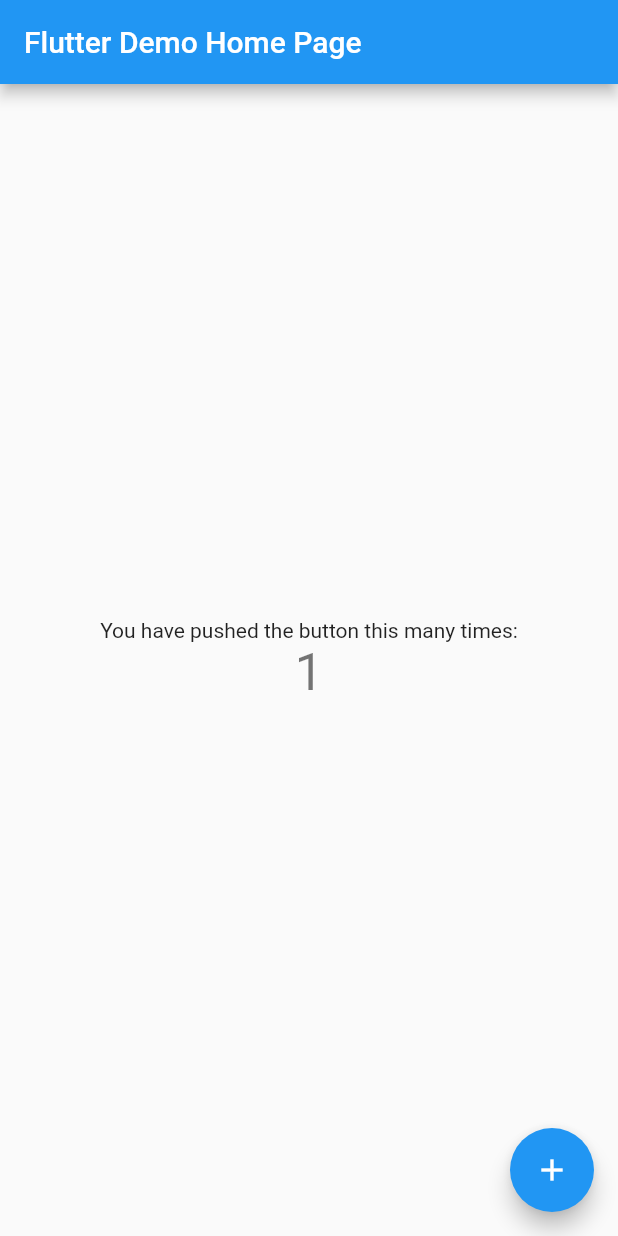
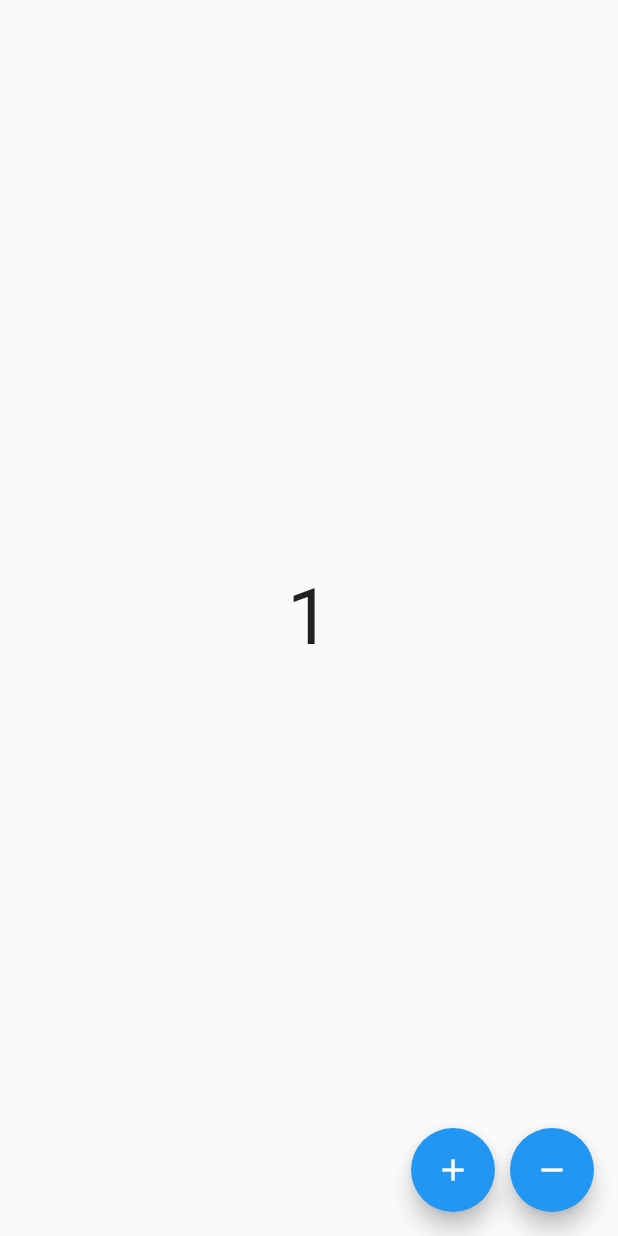
Before and after one commit to mugon-dev/cubit_bloc_flutter, a Flutter app: the screen it shows after launch, after a tap on the "add" icon, on a phone screen of 412 x 824 dp. Run offline on Flutter 3.47's test engine with Material 2 defaults, Android fonts, the phone set to English and light mode, and no system bars; our stand-ins replace bloc, equatable, flutter_bloc.

```diff
--- /dev/null
+++ b/lib/cubits/counter/counter_cubit.dart
@@ -0,0 +1,23 @@
+import 'package:bloc/bloc.dart';
+import 'package:equatable/equatable.dart';
+
+part 'counter_state.dart';
+
+class CounterCubit extends Cubit<CounterState> {
+  // CounterState의 factory constructor 가져오
+  // 모든 cubit에는 state와 strean애 내보내는 emit함수가 주어짐
+  // state => state.counter
+  // emit => emit(state.copyWith(counter : state.counter +1))
+  // copyWith로 새로운 state를 만들어 반환
+  CounterCubit() : super(CounterState.initial());
+
+  void increment() {
+    final newState = state.copyWith(counter: state.counter + 1);
+    print(newState);
+    emit(newState);
+  }
+
+  void decrement() {
+    emit(state.copyWith(counter: state.counter - 1));
+  }
+}
--- /dev/null
+++ b/lib/cubits/counter/counter_state.dart
@@ -0,0 +1,39 @@
+// 모든 state를 class를 만들어 관리
+// 장점
+// 1. 일관성 유지
+// 2. 타입 충돌 방지
+
+// bloc state 만드는 기본 방식
+// 1. equatable을 extends하는 abstract state class  생성
+// 2. 나머지 클래스는 state 클래스를 extends
+// 3. 사용자에게 보여줄 initial state (CounterInitial)
+// 4. 값을 읽어오고 있다는 것을 사용자에게 표시 (CounterLoadInProgress)
+// 5. 읽어오는 것을 실패했을때 표시 (CounterLoadFailure)
+// 6. 읽어온 것을 성공했을때 그 값을 표시 (CounterLoadSuccess)
+part of 'counter_cubit.dart';
+
+class CounterState extends Equatable {
+  final int counter;
+  CounterState({
+    required this.counter,
+  });
+
+  // Counter 값이 0인 CounterState instance 리턴
+  factory CounterState.initial() {
+    return CounterState(counter: 0);
+  }
+
+  @override
+  List<Object> get props => [counter];
+
+  @override
+  String toString() => 'CounterState(counter: $counter)';
+
+  CounterState copyWith({
+    int? counter,
+  }) {
+    return CounterState(
+      counter: counter ?? this.counter,
+    );
+  }
+}
--- a/lib/main.dart
+++ b/lib/main.dart
@@ -1,4 +1,8 @@
+import 'package:cubit_bloc_flutter/cubits/counter/counter_cubit.dart';
 import 'package:flutter/material.dart';
+import 'package:flutter_bloc/flutter_bloc.dart';
+
+import 'other_page.dart';
 
 void main() {
   runApp(const MyApp());
@@ -7,109 +11,102 @@ void main() {
 class MyApp extends StatelessWidget {
   const MyApp({Key? key}) : super(key: key);
 
-  // This widget is the root of your application.
   @override
   Widget build(BuildContext context) {
-    return MaterialApp(
-      title: 'Flutter Demo',
-      theme: ThemeData(
-        // This is the theme of your application.
-        //
-        // Try running your application with "flutter run". You'll see the
-        // application has a blue toolbar. Then, without quitting the app, try
-        // changing the primarySwatch below to Colors.green and then invoke
-        // "hot reload" (press "r" in the console where you ran "flutter run",
-        // or simply save your changes to "hot reload" in a Flutter IDE).
-        // Notice that the counter didn't reset back to zero; the application
-        // is not restarted.
-        primarySwatch: Colors.blue,
+    // provider는 cubit의 instance를 생성
+    return BlocProvider<CounterCubit>(
+      // lazy 방식으로 생성됨
+      create: (context) => CounterCubit(),
+      // child는 만들어진 instance에 접근할수 있는 of 라는 static 함수 제공
+      // BlocProvider.of<CounterCubit><Context>
+      // => dependency injection
+      child: MaterialApp(
+        title: 'MyCounter Cubit',
+        debugShowCheckedModeBanner: false,
+        theme: ThemeData(
+          primarySwatch: Colors.blue,
+        ),
+        home: const MyHomePage(),
       ),
-      home: const MyHomePage(title: 'Flutter Demo Home Page'),
     );
   }
 }
 
-class MyHomePage extends StatefulWidget {
-  const MyHomePage({Key? key, required this.title}) : super(key: key);
-
-  // This widget is the home page of your application. It is stateful, meaning
-  // that it has a State object (defined below) that contains fields that affect
-  // how it looks.
-
-  // This class is the configuration for the state. It holds the values (in this
-  // case the title) provided by the parent (in this case the App widget) and
-  // used by the build method of the State. Fields in a Widget subclass are
-  // always marked "final".
-
-  final String title;
-
-  @override
-  State<MyHomePage> createState() => _MyHomePageState();
-}
-
-class _MyHomePageState extends State<MyHomePage> {
-  int _counter = 0;
-
-  void _incrementCounter() {
-    setState(() {
-      // This call to setState tells the Flutter framework that something has
-      // changed in this State, which causes it to rerun the build method below
-      // so that the display can reflect the updated values. If we changed
-      // _counter without calling setState(), then the build method would not be
-      // called again, and so nothing would appear to happen.
-      _counter++;
-    });
-  }
+class MyHomePage extends StatelessWidget {
+  const MyHomePage({Key? key}) : super(key: key);
 
   @override
   Widget build(BuildContext context) {
-    // This method is rerun every time setState is called, for instance as done
-    // by the _incrementCounter method above.
-    //
-    // The Flutter framework has been optimized to make rerunning build methods
-    // fast, so that you can just rebuild anything that needs updating rather
-    // than having to individually change instances of widgets.
     return Scaffold(
-      appBar: AppBar(
-        // Here we take the value from the MyHomePage object that was created by
-        // the App.build method, and use it to set our appbar title.
-        title: Text(widget.title),
+      // BlocConsumer = BlocListener + BlocBuilder
+      body: BlocConsumer<CounterCubit, CounterState>(
+        // listener는 builder와는 달리 state 변화에 한번만 호출이됨
+        // 새로운 state에 반응하여 다이얼로그, 네비게이션 등의 원타임액션을 수행
+        // return type이 void
+        listener: (context, state) {
+          if (state.counter == 3) {
+            showDialog(
+              context: context,
+              builder: (context) {
+                return AlertDialog(
+                  content: Text('counter is ${state.counter}'),
+                );
+              },
+            );
+          } else if (state.counter == -1) {
+            Navigator.push(
+              context,
+              MaterialPageRoute(builder: (context) {
+                return OtherPage();
+              }),
+            );
+          }
+        },
+        // builder 함수는 필요에 따라 flutter framework에서 추가로 호출할 수 있기 때문에
+        // pure해야함
+        builder: (context, state) {
+          // BlocBuilder<CounterCubit, CounterState>(
+          //   builder: (context, state) {
+          //     return Center(
+          //       child: Text(
+          //         // BlocProvider.of<CounterCubit><Context,listen:true>.state.counter;
+          //         '${state.counter}',
+          //         style: TextStyle(fontSize: 52.0),
+          //       ),
+          //     )
+          //   },
+            return Center(
+              child: Text(
+                // BlocProvider.of<CounterCubit><Context,listen:true>.state.counter;
+                '${state.counter}',
+                style: TextStyle(fontSize: 52.0),
+              ),
+            ),
+          );
+        },
       ),
-      body: Center(
-        // Center is a layout widget. It takes a single child and positions it
-        // in the middle of the parent.
-        child: Column(
-          // Column is also a layout widget. It takes a list of children and
-          // arranges them vertically. By default, it sizes itself to fit its
-          // children horizontally, and tries to be as tall as its parent.
-          //
-          // Invoke "debug painting" (press "p" in the console, choose the
-          // "Toggle Debug Paint" action from the Flutter Inspector in Android
-          // Studio, or the "Toggle Debug Paint" command in Visual Studio Code)
-          // to see the wireframe for each widget.
-          //
-          // Column has various properties to control how it sizes itself and
-          // how it positions its children. Here we use mainAxisAlignment to
-          // center the children vertically; the main axis here is the vertical
-          // axis because Columns are vertical (the cross axis would be
-          // horizontal).
-          mainAxisAlignment: MainAxisAlignment.center,
-          children: <Widget>[
-            const Text(
-              'You have pushed the button this many times:',
-            ),
-            Text(
-              '$_counter',
-              style: Theme.of(context).textTheme.headline4,
-            ),
-          ],
-        ),
+      floatingActionButton: Row(
+        mainAxisAlignment: MainAxisAlignment.end,
+        children: [
+          FloatingActionButton(
+            onPressed: () {
+              // BlocProvider.of<CounterCubit><Context>.increment();
+              context.read<CounterCubit>().increment();
+            },
+            child: Icon(Icons.add),
+            heroTag: 'increment',
+          ),
+          SizedBox(width: 10.0),
+          FloatingActionButton(
+            onPressed: () {
+              // BlocProvider.of<CounterCubit><Context>.decrement();
+              context.read<CounterCubit>().decrement();
+            },
+            child: Icon(Icons.remove),
+            heroTag: 'decrement',
+          ),
+        ],
       ),
-      floatingActionButton: FloatingActionButton(
-        onPressed: _incrementCounter,
-        tooltip: 'Increment',
-        child: const Icon(Icons.add),
-      ), // This trailing comma makes auto-formatting nicer for build methods.
     );
   }
 }
--- /dev/null
+++ b/lib/other_page.dart
@@ -0,0 +1,20 @@
+import 'package:flutter/material.dart';
+
+class OtherPage extends StatelessWidget {
+  const OtherPage({Key? key}) : super(key: key);
+
+  @override
+  Widget build(BuildContext context) {
+    return Scaffold(
+      appBar: AppBar(
+        title: Text('Other'),
+      ),
+      body: Center(
+        child: Text(
+          'Other',
+          style: TextStyle(fontSize: 52.0),
+        ),
+      ),
+    );
+  }
+}
--- a/pubspec.yaml
+++ b/pubspec.yaml
@@ -34,6 +34,8 @@ dependencies:
   # The following adds the Cupertino Icons font to your application.
   # Use with the CupertinoIcons class for iOS style icons.
   cupertino_icons: ^1.0.2
+  equatable: ^2.0.3
+  flutter_bloc: ^8.0.1
 
 dev_dependencies:
   flutter_test:
```
Also changed, not shown: pubspec.lock.
